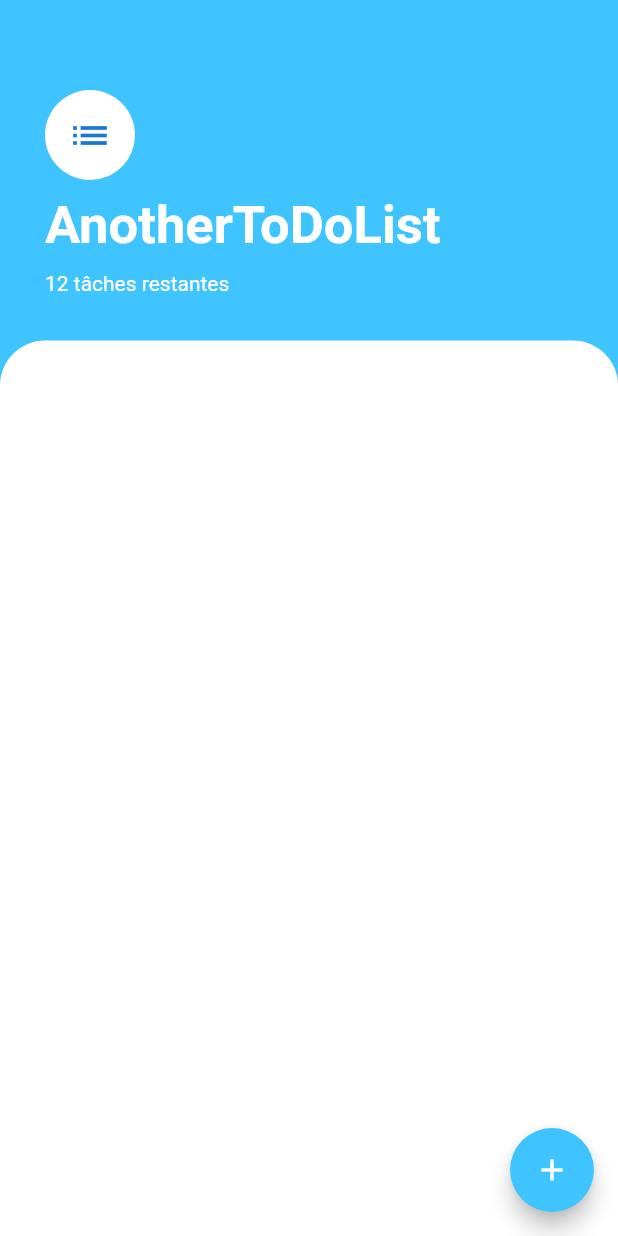
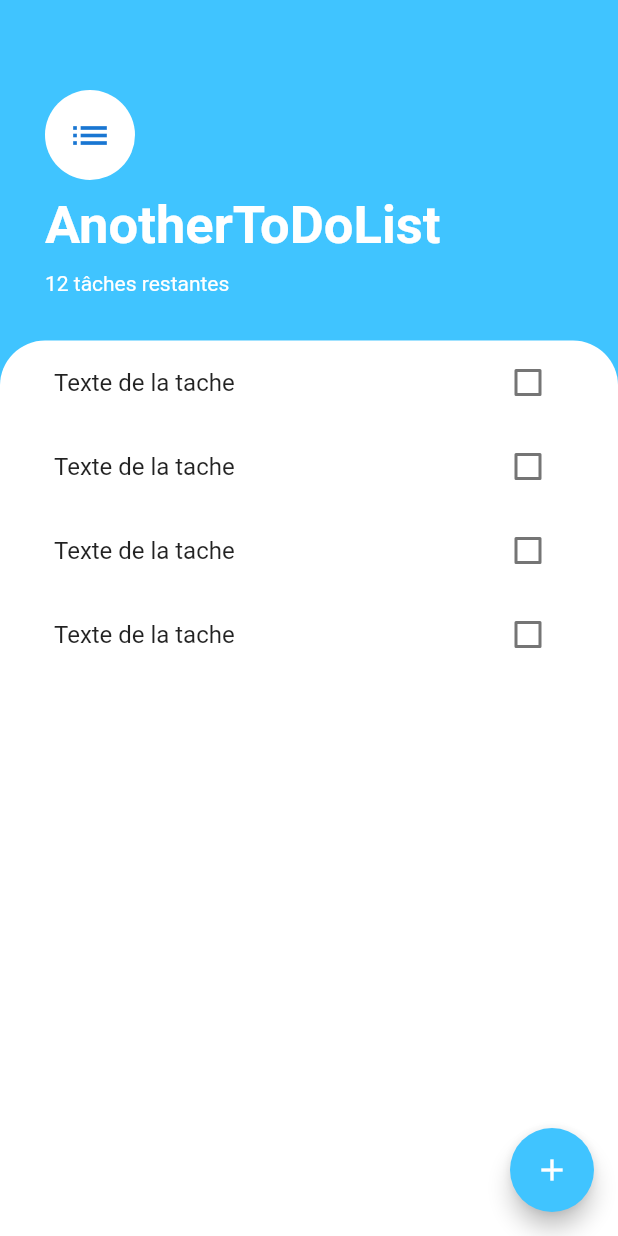
Before and after one commit to cyberplanete/flutter_another_to_do_list, a Flutter app: the screen it shows after launch, on a phone screen of 412 x 824 dp. Run offline on Flutter 3.47's test engine with Material 2 defaults, Android fonts, the phone set to English and light mode, and no system bars.

Commit message:
CallBack sur checkBoxState - if checked TextDecoration.lineThrough

```diff
--- /dev/null
+++ b/lib/Widgets/liste_taches.dart
@@ -0,0 +1,16 @@
+import 'package:flutter/material.dart';
+
+import 'titre_tache.dart';
+
+class ListeTaches extends StatelessWidget {
+  const ListeTaches({
+    Key key,
+  }) : super(key: key);
+
+  @override
+  Widget build(BuildContext context) {
+    return ListView(
+      children: [LigneTache(), LigneTache(), LigneTache(), LigneTache()],
+    );
+  }
+}
--- /dev/null
+++ b/lib/Widgets/titre_tache.dart
@@ -0,0 +1,55 @@
+import 'package:flutter/material.dart';
+
+class LigneTache extends StatefulWidget {
+  @override
+  _LigneTacheState createState() => _LigneTacheState();
+}
+
+class _LigneTacheState extends State<LigneTache> {
+  bool isChecked = false;
+
+  void checkBoxCallBack(bool checkBoxState) {
+    setState(() {
+      isChecked = checkBoxState;
+    });
+  }
+
+  @override
+  Widget build(BuildContext context) {
+    return ListTile(
+      title: Text(
+        'Texte de la tache',
+        style: TextStyle(
+            decoration: isChecked ? TextDecoration.lineThrough : null),
+      ),
+      trailing: CheckboxOfTask(
+        checkBoxState: isChecked,
+        toogleCheckBoxState: checkBoxCallBack,
+        // ou
+        /*  toogleCheckBoxState: (bool checkBoxState) {
+          setState(() {
+            isChecked = checkBoxState;
+          });
+        },*/
+      ),
+    );
+  }
+}
+
+class CheckboxOfTask extends StatelessWidget {
+  final bool checkBoxState;
+  final Function toogleCheckBoxState;
+
+  CheckboxOfTask({this.checkBoxState, this.toogleCheckBoxState});
+
+  @override
+  Widget build(BuildContext context) {
+    return Checkbox(
+      activeColor: Colors.lightBlueAccent,
+      //Je modifie la valeur sur chaque click.. true ou false
+      onChanged: toogleCheckBoxState,
+      //retourne la nouvelle valeur à mon callback
+      value: checkBoxState,
+    );
+  }
+}
--- a/lib/views/EcranDesTaches.dart
+++ b/lib/views/EcranDesTaches.dart
@@ -1,6 +1,13 @@
 import 'package:flutter/material.dart';
+import 'package:flutter_another_to_do_list/Widgets/liste_taches.dart';
+import 'package:flutter_another_to_do_list/views/EcranAjoutTache.dart';
+
+final List<String> entries = <String>['A', 'B', 'C'];
+final List<int> colorCodes = <int>[600, 500, 100];
 
 class EcranDesTaches extends StatelessWidget {
+  final bool value = false;
+
   @override
   Widget build(BuildContext context) {
     return Scaffold(
@@ -8,6 +15,31 @@ class EcranDesTaches extends StatelessWidget {
       floatingActionButton: FloatingActionButton(
         backgroundColor: Colors.lightBlueAccent,
         child: Icon(Icons.add),
+        onPressed: () {
+          // showModalBottomSheet() est utilisée pour créer et afficher
+          // un Dialog (boîte de dialogue) contenant une bottom-sheet, qui flotte au-dessus
+          // de tous les autres éléments de l'application
+          showModalBottomSheet(
+              /*     TODO Code permettant de gerer l'ecran modal sur petit ecran
+              Pour certaines tailles d'écran, cela peut signifier que le bouton Ajouter est masqué.
+             En définissant la propriété isScrolledControlled sur true, le modal occupe le plein écran:
+                         onPressed: () {
+                showModalBottomSheet(
+                    context: context,
+                    isScrollControlled: true,
+                    builder: (context) => SingleChildScrollView(
+                        child:Container(
+                          padding: EdgeInsets.only(bottom: MediaQuery.of(context).viewInsets.bottom),
+                          child: AddTaskScreen(),
+                        )
+                    )
+                );
+              }*/
+              context: context,
+              builder: (context) {
+                return EcranAjoutTache();
+              });
+        },
       ),
       body: Column(
         crossAxisAlignment: CrossAxisAlignment.start,
@@ -51,12 +83,13 @@ class EcranDesTaches extends StatelessWidget {
           ),
           Expanded(
             child: Container(
-              decoration: BoxDecoration(
-                  color: Colors.white,
-                  borderRadius: BorderRadius.only(
-                      topLeft: Radius.circular(30),
-                      topRight: Radius.circular(30))),
-            ),
+                padding: EdgeInsets.symmetric(horizontal: 20),
+                decoration: BoxDecoration(
+                    color: Colors.white,
+                    borderRadius: BorderRadius.only(
+                        topLeft: Radius.circular(30),
+                        topRight: Radius.circular(30))),
+                child: ListeTaches()),
           ),
         ],
       ),
```
Also changed, not shown: lib/views/EcranAjoutTache.dart (added, +56 -0 lines).
